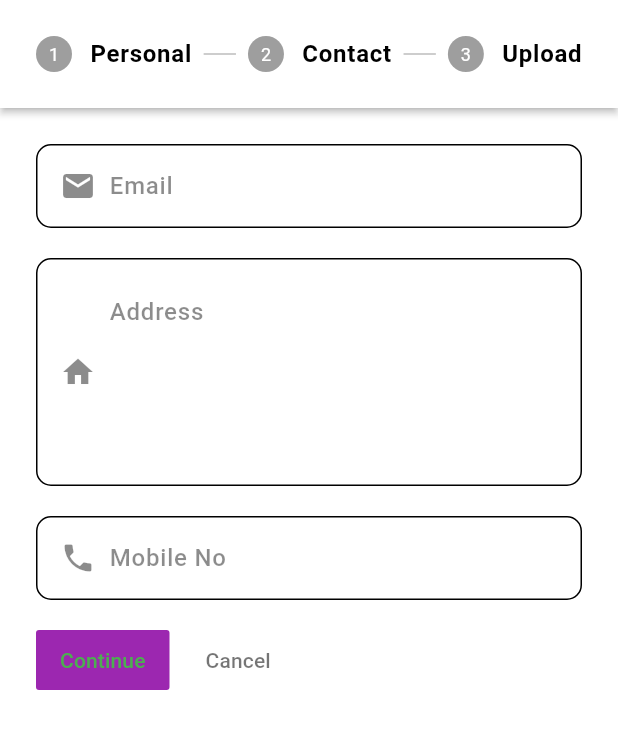
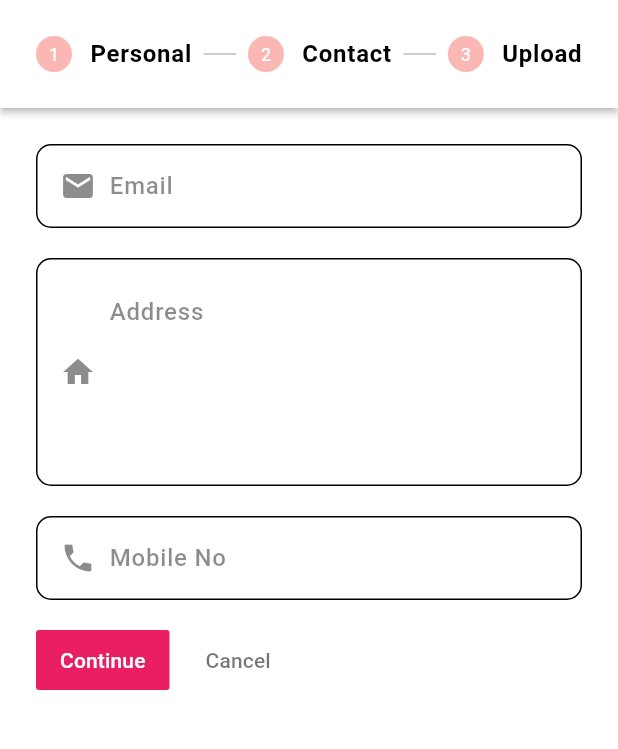
Before and after one commit to AishwaryaBaisane/advnce_flutter_daily_task, a Flutter app: the StepperPage2 screen opened directly, on a phone screen of 412 x 824 dp, the part 84-833 px from its top. Run offline on Flutter 3.47's test engine with Material 3 defaults, Android fonts, the light colour scheme and no system bars; our stand-ins replace fluttertoast, local_auth, shared_preferences; accounts and stored records are empty.

Commit message:
7/21/2024

```diff
--- a/lib/Screens/stepper/StepperPage.dart
+++ b/lib/Screens/stepper/StepperPage.dart
@@ -27,7 +27,14 @@ class _StepperPage2State extends State<StepperPage2> {
           style: TextStyle(color: Colors.white),
         ),
       ),
-      body: Stepper(
+      body: Theme(
+        data: ThemeData(
+            colorScheme: ColorScheme.light(
+          primary: Colors.pink,
+          onSurface: Colors.red,
+          // Change the color of
+        )),
+        child: Stepper(
           type: StepperType.horizontal,
           onStepCancel: () {
             if (index > 0) {
@@ -109,7 +116,8 @@ class _StepperPage2State extends State<StepperPage2> {
                           ],
                         ),
                         border: OutlineInputBorder(
-                        borderSide: BorderSide(color: Colors.black45, width: 2),
+                          borderSide:
+                              BorderSide(color: Colors.black45, width: 2),
                           borderRadius: BorderRadius.circular(10),
                         ),
                         // hintStyle: TextStyle(color: Colors.black45),
@@ -140,7 +148,8 @@ class _StepperPage2State extends State<StepperPage2> {
                         ),
                         // hintText: 'Email',
                         border: OutlineInputBorder(
-                        borderSide: BorderSide(color: Colors.black45, width: 2),
+                          borderSide:
+                              BorderSide(color: Colors.black45, width: 2),
                           borderRadius: BorderRadius.circular(10),
                         ),
                         hintStyle: TextStyle(color: Colors.black45),
@@ -171,6 +180,7 @@ class _StepperPage2State extends State<StepperPage2> {
             ),
           ],
         ),
+      ),
     );
   }
 }
```
Lines whose indentation alone changed are shown as unchanged.
